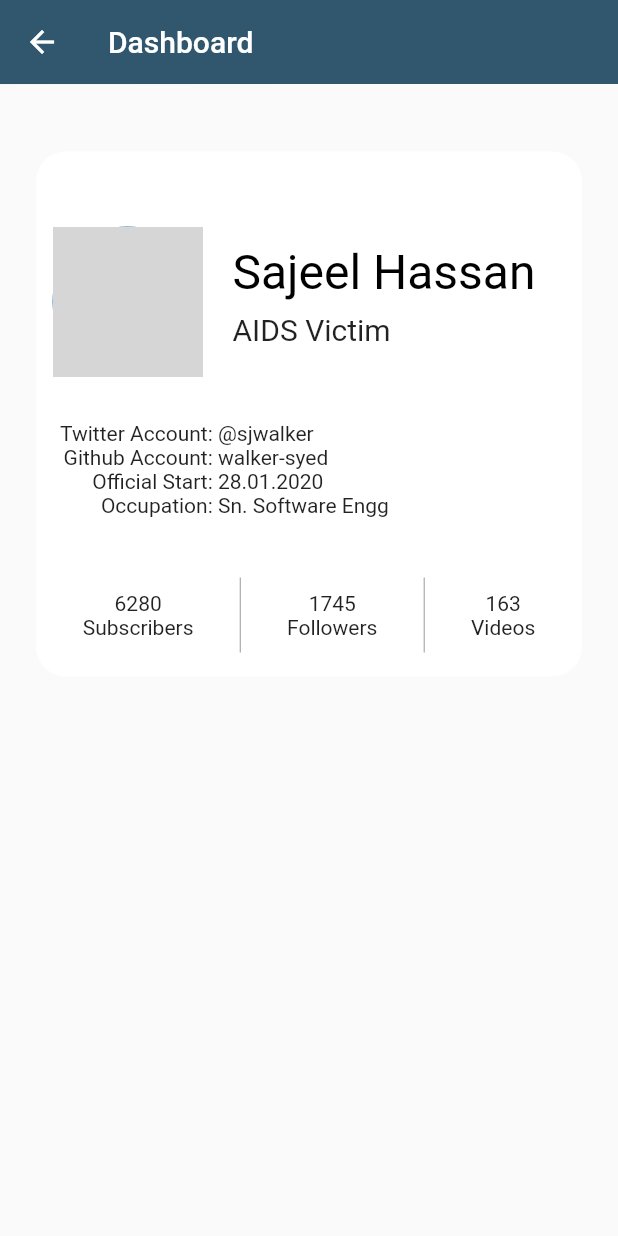
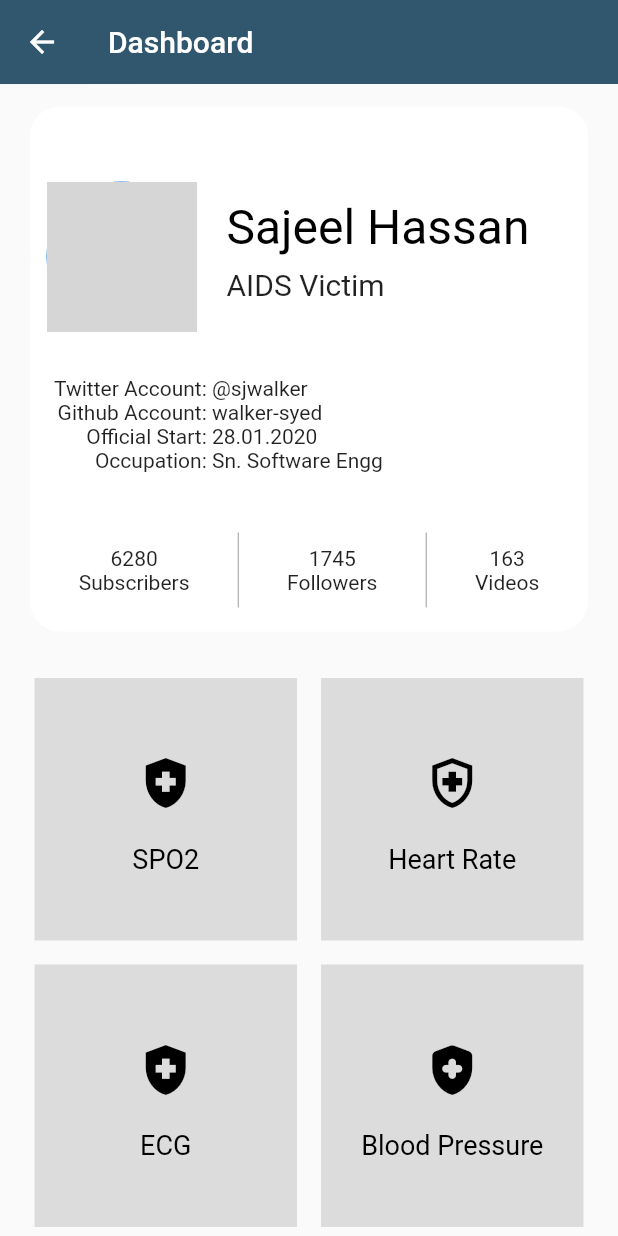
Before and after one commit to abdchau/digicare-app, a Flutter app: the DashboardScreen screen opened directly, on a phone screen of 412 x 824 dp. Run offline on Flutter 3.47's test engine with Material 2 defaults, Android fonts, the light colour scheme and no system bars; our stand-ins replace fluttertoast, rxdart; network calls fail; grey boxes are pictures that could not be loaded.

Commit message:
Refactor widget directory

```diff
--- a/lib/src/app.dart
+++ b/lib/src/app.dart
@@ -1,4 +1,4 @@
-import 'package:digicare/src/screens/data_display_screen.dart';
+import 'package:digicare/src/screens/sensor_display_screen.dart';
 import 'package:flutter/material.dart';
 import 'package:provider/provider.dart';
 
@@ -34,7 +34,7 @@ class App extends StatelessWidget {
       return MaterialPageRoute(
         builder: (BuildContext context) {
           return Provider<SensorBloc>(
-            create: (BuildContext context) => SensorBloc(),
+            create: (BuildContext context) => SensorBloc("dingdong"),
             child: DashboardScreen(),
           );
         },
@@ -42,7 +42,7 @@ class App extends StatelessWidget {
     } else {
       return MaterialPageRoute(
         builder: (BuildContext context) {
-          return DataDisplayScreen();
+          return SensorDisplayScreen();
         },
       );
     }
--- a/lib/src/screens/dashboard_screen.dart
+++ b/lib/src/screens/dashboard_screen.dart
@@ -1,10 +1,10 @@
-import 'package:digicare/src/widgets/user_data.dart';
 import 'package:flutter/material.dart';
 import 'package:provider/provider.dart';
 
 import '../blocs/user_bloc.dart';
 import '../models/user_model.dart';
-import '../widgets/profile_widget.dart';
+import '../widgets/dashboard/profile/profile_widget.dart';
+import '../widgets/dashboard/sensors/user_data.dart';
 
 class DashboardScreen extends StatelessWidget {
   @override
@@ -19,7 +19,29 @@ class DashboardScreen extends StatelessWidget {
         elevation: .1,
         backgroundColor: const Color.fromRGBO(49, 87, 110, 1.0),
       ),
-      body: ProfileWidget(), //userWidget(bloc),
+      body: ListView(
+        scrollDirection: Axis.vertical,
+        children: [
+          ProfileWidget(),
+          UserData(),
+        ],
+        padding: EdgeInsets.all(10),
+      ),
     );
   }
+
+  List<Widget> getchildren(int num) {
+    return <Widget>[ProfileWidget(), UserData()];
+    List<Widget> list = [];
+    for (int i = 0; i < num; i++) {
+      list.add(
+        Card(
+          child: ListTile(
+            title: Text("List Item $i"),
+          ),
+        ),
+      );
+    }
+    return list;
+  }
 }
--- a/lib/src/screens/data_display_screen.dart
+++ b/lib/src/screens/sensor_display_screen.dart
@@ -1,6 +1,6 @@
 import 'package:flutter/material.dart';
 
-class DataDisplayScreen extends StatelessWidget {
+class SensorDisplayScreen extends StatelessWidget {
   @override
   Widget build(BuildContext context) {
     return Center(
--- /dev/null
+++ b/lib/src/widgets/dashboard/profile/name_avatar.dart
@@ -0,0 +1,85 @@
+import 'package:flutter/material.dart';
+
+// import '../../../models/user_model.dart';
+
+class NameAndAvatar extends StatelessWidget {
+  // final UserModel user;
+  // NameAndAvatar({required this.user});
+
+  @override
+  Widget build(BuildContext context) {
+    return SizedBox(
+      height: 150,
+      child: Stack(
+        children: [
+          ClipPath(
+            clipper: AvatarClipper(),
+            child: Container(
+              height: 100,
+              decoration: const BoxDecoration(
+                // color: darkColor,
+                borderRadius: BorderRadius.only(
+                  topRight: Radius.circular(20),
+                  topLeft: Radius.circular(20),
+                ),
+              ),
+            ),
+          ),
+          Positioned(
+            left: 11,
+            top: 50,
+            child: Row(
+              children: [
+                const CircleAvatar(
+                  radius: 50,
+                  foregroundImage: NetworkImage(
+                      "https://cdn.pixabay.com/photo/2015/04/23/22/00/tree-736885__480.jpg"),
+                ),
+                const SizedBox(width: 20),
+                Column(
+                  crossAxisAlignment: CrossAxisAlignment.start,
+                  children: const [
+                    Text(
+                      "Sajeel Hassan",
+                      style: TextStyle(
+                        fontSize: 32,
+                        color: Colors.black,
+                      ),
+                    ),
+                    SizedBox(height: 8),
+                    Text(
+                      "AIDS Victim",
+                      style: TextStyle(
+                        fontSize: 20,
+                        // color: darkColor,
+                      ),
+                    ),
+                    SizedBox(height: 8)
+                  ],
+                )
+              ],
+            ),
+          ),
+        ],
+      ),
+    );
+  }
+}
+
+class AvatarClipper extends CustomClipper<Path> {
+  @override
+  Path getClip(Size size) {
+    return Path()
+      ..lineTo(0, size.height)
+      ..lineTo(8, size.height)
+      ..arcToPoint(Offset(114, size.height), radius: const Radius.circular(1))
+      ..lineTo(size.width, size.height)
+      ..lineTo(size.width, 0)
+      ..close();
+  }
+
+  @override
+  bool shouldReclip(covariant CustomClipper<Path> oldClipper) {
+    return true;
+  }
+}
--- /dev/null
+++ b/lib/src/widgets/dashboard/profile/profile_widget.dart
@@ -0,0 +1,100 @@
+import 'package:flutter/material.dart';
+import 'package:provider/provider.dart' show Provider;
+
+import '../../../blocs/user_bloc.dart';
+import 'name_avatar.dart';
+import 'data_rows.dart';
+
+var _montserrat = const TextStyle(
+  fontSize: 12,
+  fontFamily: "Consolas",
+);
+
+class ProfileWidget extends StatelessWidget {
+  @override
+  Widget build(BuildContext context) {
+    return Container(
+      margin: const EdgeInsets.only(top: 5),
+      padding: const EdgeInsets.symmetric(horizontal: 10),
+      child: Container(
+        constraints: const BoxConstraints(maxWidth: 400),
+        decoration: BoxDecoration(
+          color: Colors.white,
+          borderRadius: BorderRadius.circular(20),
+        ),
+        child: Column(
+          mainAxisSize: MainAxisSize.min,
+          crossAxisAlignment: CrossAxisAlignment.start,
+          children: [
+            NameAndAvatar(),
+            userDetails(),
+            const SizedBox(height: 40),
+            metricsRow(),
+            const SizedBox(height: 8)
+          ],
+        ),
+      ),
+    );
+  }
+
+  Widget userDetails() {
+    return Padding(
+      padding: const EdgeInsets.only(
+        left: 16,
+        top: 30,
+      ),
+      child: DataRows(
+        const <List<String>>[
+          ["Twitter Account", "@sjwalker"],
+          ["Github Account", "walker-syed"],
+          ["Official Start", "28.01.2020"],
+          ["Occupation", "Sn. Software Engg"],
+        ],
+      ),
+    );
+  }
+
+  Widget metricsRow() {
+    return Padding(
+      padding: const EdgeInsets.only(left: 8.0, right: 8.0, bottom: 8.0),
+      child: Row(
+        mainAxisAlignment: MainAxisAlignment.spaceEvenly,
+        crossAxisAlignment: CrossAxisAlignment.center,
+        children: [
+          metric("Subscribers", 6280),
+          divider(),
+          metric("Followers", 1745),
+          divider(),
+          metric("Videos", 163),
+        ],
+      ),
+    );
+  }
+
+  Widget metric(String metricName, int value) {
+    return Column(
+      children: [
+        Text(
+          "$value",
+          // style: buildMontserrat(
+          //   const Color(0xFF000000),
+          //   fontWeight: FontWeight.bold,
+          // ),
+        ),
+        Text(
+          metricName,
+          // style: buildMontserrat(darkColor),
+        )
+      ],
+    );
+  }
+
+  Widget divider() {
+    return const SizedBox(
+      height: 50,
+      child: VerticalDivider(
+        color: Color(0xFF9A9A9A),
+      ),
+    );
+  }
+}
--- a/lib/src/widgets/dashboard_card.dart
+++ b/lib/src/widgets/dashboard/sensors/dashboard_card.dart
@@ -6,7 +6,7 @@ Widget makeDashboardItem(String title, IconData icon, BuildContext context) {
     decoration: const BoxDecoration(color: Color.fromRGBO(220, 220, 220, 1.0)),
     child: InkWell(
       onTap: () {
-        Navigator.pop(context);
+        Navigator.pushNamed(context, "/dashboard/sensordata");
       },
       child: Column(
         crossAxisAlignment: CrossAxisAlignment.stretch,
--- a/lib/src/widgets/user_data.dart
+++ b/lib/src/widgets/dashboard/sensors/user_data.dart
@@ -7,6 +7,7 @@ class UserData extends StatelessWidget {
     return Container(
       padding: const EdgeInsets.symmetric(vertical: 20.0, horizontal: 2.0),
       child: GridView.count(
+        shrinkWrap: true,
         crossAxisCount: 2,
         padding: const EdgeInsets.all(3.0),
         children: <Widget>[
--- a/lib/src/widgets/profile_widget.dart
+++ /dev/null
@@ -1,190 +0,0 @@
-import 'package:flutter/material.dart';
-
-import 'data_rows.dart';
-
-var _montserrat = const TextStyle(
-  fontSize: 12,
-  fontFamily: "Consolas",
-);
-
-class ProfileWidget extends StatelessWidget {
-  @override
-  Widget build(BuildContext context) {
-    return Container(
-      margin: const EdgeInsets.only(top: 45),
-      padding: const EdgeInsets.symmetric(horizontal: 24),
-      child: Container(
-        constraints: const BoxConstraints(maxWidth: 400),
-        decoration: BoxDecoration(
-          color: Colors.white,
-          borderRadius: BorderRadius.circular(20),
-        ),
-        child: Column(
-          mainAxisSize: MainAxisSize.min,
-          crossAxisAlignment: CrossAxisAlignment.start,
-          children: [
-            nameAndAvatar(),
-            userDetails(),
-            const SizedBox(height: 40),
-            metricsRow(),
-            const SizedBox(height: 8)
-          ],
-        ),
-      ),
-    );
-  }
-
-  Widget nameAndAvatar() {
-    return SizedBox(
-      height: 150,
-      child: Stack(
-        children: [
-          ClipPath(
-            clipper: AvatarClipper(),
-            child: Container(
-              height: 100,
-              decoration: const BoxDecoration(
-                // color: darkColor,
-                borderRadius: BorderRadius.only(
-                  topRight: Radius.circular(20),
-                  topLeft: Radius.circular(20),
-                ),
-              ),
-            ),
-          ),
-          Positioned(
-            left: 11,
-            top: 50,
-            child: Row(
-              children: [
-                const CircleAvatar(
-                  radius: 50,
-                  foregroundImage: NetworkImage(
-                      "https://cdn.pixabay.com/photo/2015/04/23/22/00/tree-736885__480.jpg"),
-                ),
-                const SizedBox(width: 20),
-                Column(
-                  crossAxisAlignment: CrossAxisAlignment.start,
-                  children: const [
-                    Text(
-                      "Sajeel Hassan",
-                      style: TextStyle(
-                        fontSize: 32,
-                        color: Colors.black,
-                      ),
-                    ),
-                    SizedBox(height: 8),
-                    Text(
-                      "AIDS Victim",
-                      style: TextStyle(
-                        fontSize: 20,
-                        // color: darkColor,
-                      ),
-                    ),
-                    SizedBox(height: 8)
-                  ],
-                )
-              ],
-            ),
-          ),
-        ],
-      ),
-    );
-  }
-
-  Widget userDetails() {
-    return Padding(
-      padding: const EdgeInsets.only(
-        left: 16,
-        top: 30,
-      ),
-      child: DataRows(
-        const <List<String>>[
-          ["Twitter Account", "@sjwalker"],
-          ["Github Account", "walker-syed"],
-          ["Official Start", "28.01.2020"],
-          ["Occupation", "Sn. Software Engg"],
-        ],
-      ),
-    );
-  }
-
-  Widget dataRow(String label, String value) {
-    return Container(
-      width: 280,
-      color: Colors.amber,
-      child: Row(
-        mainAxisSize: MainAxisSize.max,
-        mainAxisAlignment: MainAxisAlignment.center,
-        // crossAxisAlignment: CrossAxisAlignment.center,
-        children: [
-          Text("$label:", style: _montserrat),
-          const SizedBox(width: 10),
-          Text(value, style: _montserrat),
-        ],
-      ),
-    );
-  }
-
-  Widget metricsRow() {
-    return Padding(
-      padding: const EdgeInsets.only(left: 8.0, right: 8.0, bottom: 8.0),
-      child: Row(
-        mainAxisAlignment: MainAxisAlignment.spaceEvenly,
-        crossAxisAlignment: CrossAxisAlignment.center,
-        children: [
-          metric("Subscribers", 6280),
-          divider(),
-          metric("Followers", 1745),
-          divider(),
-          metric("Videos", 163),
-        ],
-      ),
-    );
-  }
-
-  Widget metric(String metricName, int value) {
-    return Column(
-      children: [
-        Text(
-          "$value",
-          // style: buildMontserrat(
-          //   const Color(0xFF000000),
-          //   fontWeight: FontWeight.bold,
-          // ),
-        ),
-        Text(
-          metricName,
-          // style: buildMontserrat(darkColor),
-        )
-      ],
-    );
-  }
-
-  Widget divider() {
-    return const SizedBox(
-      height: 50,
-      child: VerticalDivider(
-        color: Color(0xFF9A9A9A),
-      ),
-    );
-  }
-}
-
-class AvatarClipper extends CustomClipper<Path> {
-  @override
-  Path getClip(Size size) {
-    return Path()
-      ..lineTo(0, size.height)
-      ..lineTo(8, size.height)
-      ..arcToPoint(Offset(114, size.height), radius: const Radius.circular(1))
-      ..lineTo(size.width, size.height)
-      ..lineTo(size.width, 0)
-      ..close();
-  }
-
-  @override
-  bool shouldReclip(covariant CustomClipper<Path> oldClipper) {
-    return true;
-  }
-}
--- a/pubspec.yaml
+++ b/pubspec.yaml
@@ -38,6 +38,7 @@ dependencies:
   rxdart: ^0.27.3
   provider: ^6.0.2
   fluttertoast: ^8.0.8
+  path: ^1.8.0
 
 dev_dependencies:
   flutter_test:
```
Also changed, not shown: lib/src/resources/rest_api.dart (+37 -28 lines), lib/src/widgets/dashboard/profile/data_rows.dart (renamed from lib/src/widgets/data_rows.dart), pubspec.lock.
